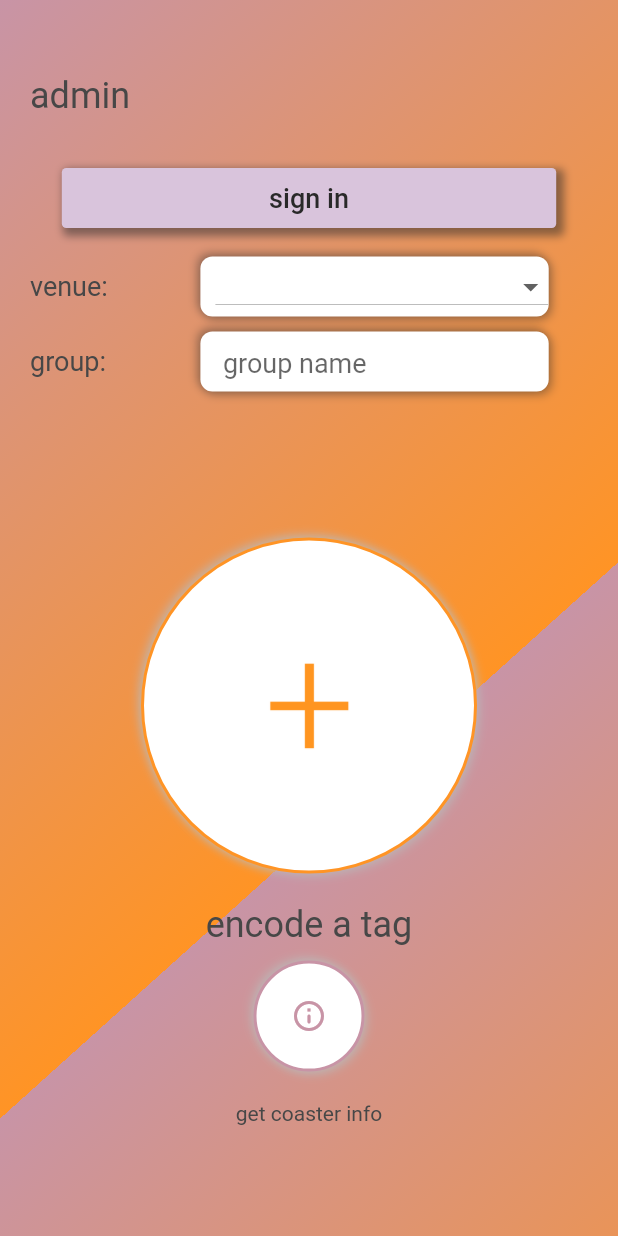
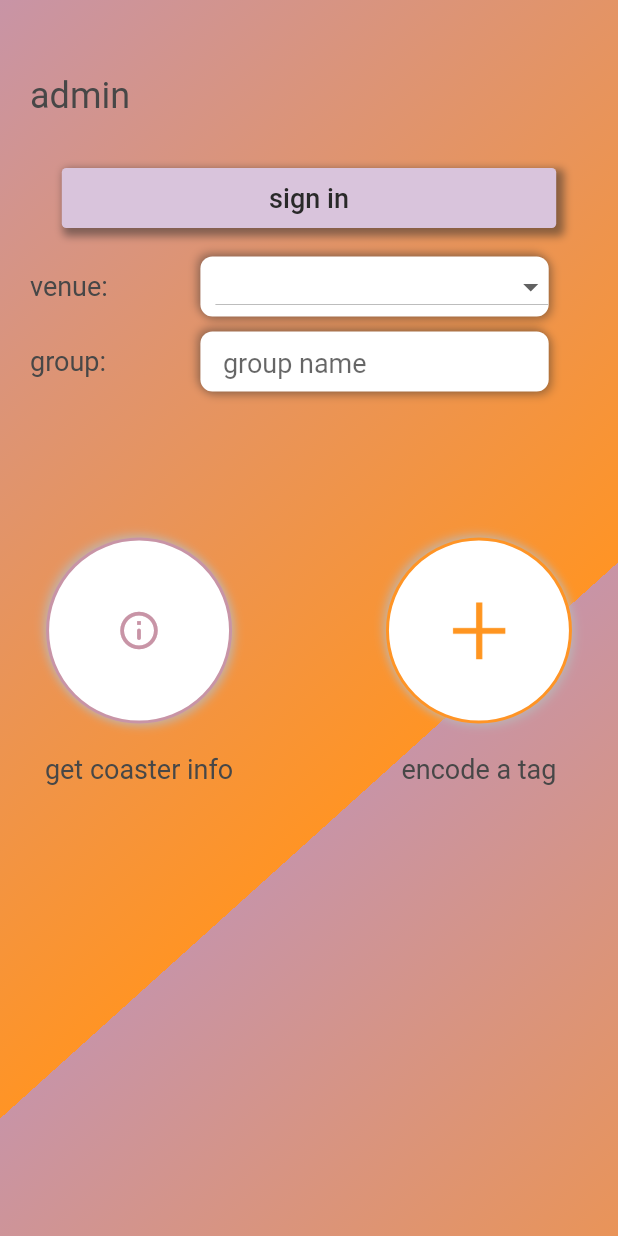
Before and after one commit to Fonz-Music/fonz_encoder, a Flutter app: the screen it shows after launch, on a phone screen of 412 x 824 dp. Run offline on Flutter 3.47's test engine with Material 2 defaults, Android fonts, the phone set to English and light mode, and no system bars; drawn by our look-alikes of flutter_neumorphic; our stand-ins replace dio, firebase_auth, firebase_core, flutter_dotenv, flutter_secure_storage and 2 more; missing offline and left inert: dart:ffi, nfc_in_flutter; accounts and stored records are empty; Roboto replaces fonts that are missing (MuseoSans-300).

Commit message:
changed home page layout

```diff
--- a/lib/HomePage/HomeEncodePage.dart
+++ b/lib/HomePage/HomeEncodePage.dart
@@ -210,15 +210,24 @@ class _HomeEncodePageState extends State<HomeEncodePage> {
     } else if (encodeTagResponse == "HOME") {
       return Container(
         // height: height * 0.7,
+        child: Center(
           child: Column(
             children: [
               Container(
                 height: height * 0.1,
                 // child: Spacer()
               ),
+              Row(
+                children: [
+                  GetCoasterInfoButton(notifyParent: refresh),
+                  Spacer(),
                   EncodeATagButton(notifyParent: refresh),
-            GetCoasterInfoButton(notifyParent: refresh)
+
                 ],
+              ),
+
+            ],
+          ),
         ),
       );
     } else if (encodeTagResponse == "READING_TAG") {
@@ -271,33 +280,6 @@ class _HomeEncodePageState extends State<HomeEncodePage> {
         errorImage: getDisableIcon(),
       );
     }
-
-    // }
-    // else {
-    //   if (pressedNfcButtonToJoinPartu) {
-    //     Timer(Duration(seconds: 10), () {
-    //       pressedNfcButtonToJoinPartu = false;
-    //       if (!launchedNfcToJoinParty) {
-    //         refresh();
-    //       }
-    //
-    //     });
-    //     return TapYourPhoneAmber();
-    //   }
-    //   return Container(
-    //     height: height * 0.7,
-    //     child: Column(
-    //       children: [
-    //
-    //           Container(
-    //               height: height * 0.1,
-    //               // child: Spacer()
-    //           ),
-    //           EncodeATagButton(notifyParent: refresh),
-    //       ],
-    //     ),
-    //   );
-    // }
   }
 
   Widget GroupNameInput() {
--- a/lib/HomePage/HomePageWidgets/EncodeATagButton.dart
+++ b/lib/HomePage/HomePageWidgets/EncodeATagButton.dart
@@ -21,18 +21,25 @@ class EncodeATagButton extends StatefulWidget {
 class _EncodeATagButtonState extends State<EncodeATagButton> {
   @override
   Widget build(BuildContext context) {
-    return Center(
+
+    final size = MediaQuery.of(context).size;
+    final width = size.width;
+    final height = size.height;
+
+    return SizedBox(
+      width: width * .45,
+      child: Center(
         child: Column(
           children: [
             Padding(
               padding: const EdgeInsets.fromLTRB(0, 10, 0, 10),
               child: NeumorphicButton(
                 child: Container(
-                width: 200,
-                height: 200,
+                  width: 100,
+                  height: 100,
                   child:
                   Container(
-                  padding: const EdgeInsets.all(70),
+                    padding: const EdgeInsets.all(30),
                     child: Image(
                       image: AssetImage("assets/fonzIcons/plusIconAmber.png"),
 
@@ -68,7 +75,7 @@ class _EncodeATagButtonState extends State<EncodeATagButton> {
                 "encode a tag",
                 style: TextStyle(
                   fontFamily: FONZFONTTWO,
-                fontSize: HEADINGTHREE,
+                  fontSize: HEADINGFIVE,
                   color: determineColorThemeTextInverse(),
                 ),
                 textAlign: TextAlign.center,
@@ -76,6 +83,7 @@ class _EncodeATagButtonState extends State<EncodeATagButton> {
             )
           ],
         ),
+      ),
     );
   }
 
--- a/lib/HomePage/HomePageWidgets/GetCoasterInfoButton.dart
+++ b/lib/HomePage/HomePageWidgets/GetCoasterInfoButton.dart
@@ -32,14 +32,15 @@ class _GetCoasterInfoButtonState extends State<GetCoasterInfoButton> {
               padding: const EdgeInsets.fromLTRB(0, 10, 0, 10),
               child: NeumorphicButton(
                 child: Container(
-                  width: 50,
-                  height: 50,
+                  width: 100,
+                  height: 100,
                   child:
                   Container(
-                      padding: const EdgeInsets.all(10),
+                      padding: const EdgeInsets.all(30),
                       child: Icon(
                         Icons.info_outline_rounded,
                         color: LILAC,
+                        size: 30,
                       )
                     // child: Image(
                     //   image: AssetImage("assets/fonzIcons/spotifyIconGreen.png"),
@@ -76,7 +77,7 @@ class _GetCoasterInfoButtonState extends State<GetCoasterInfoButton> {
                 "get coaster info",
                 style: TextStyle(
                   fontFamily: FONZFONTTWO,
-                  fontSize: HEADINGSIX,
+                  fontSize: HEADINGFIVE,
                   color: determineColorThemeTextInverse(),
                 ),
                 textAlign: TextAlign.center,
```
Lines whose indentation alone changed are shown as unchanged.
